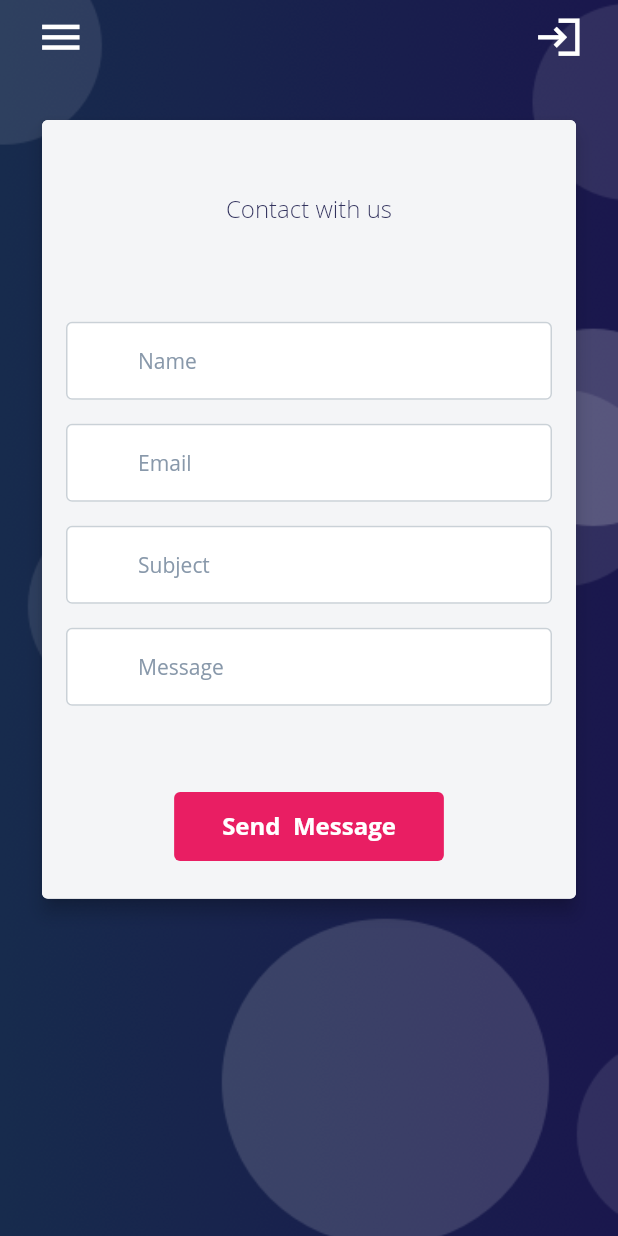
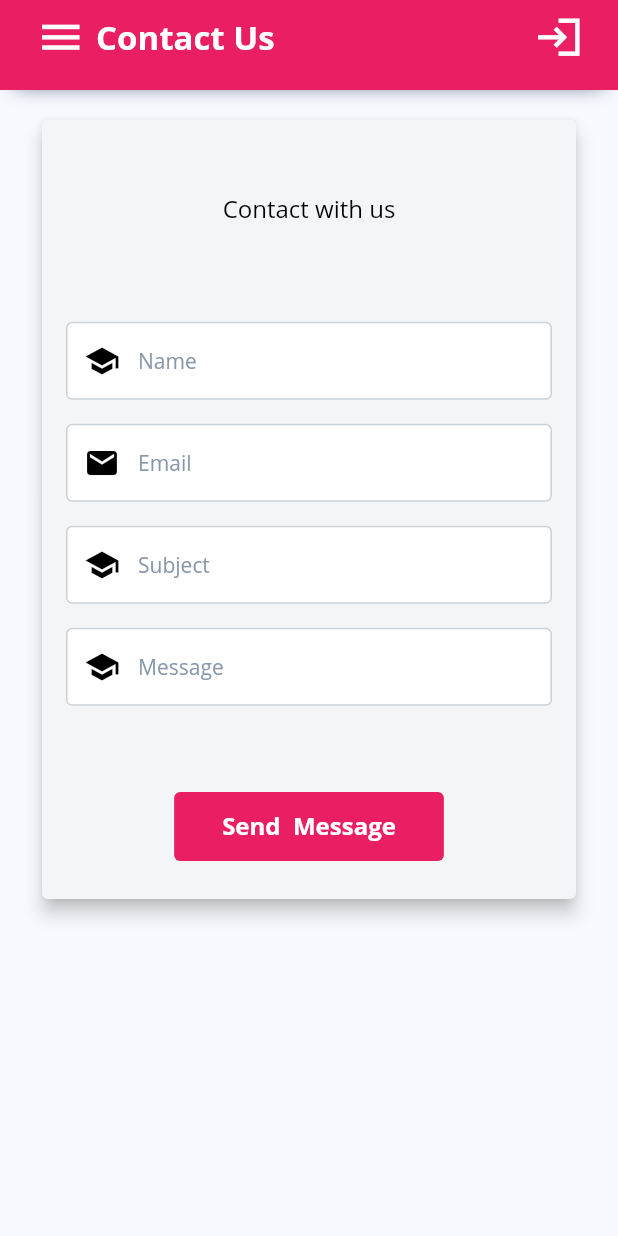
Before and after one commit to sriramcraz/tamilsangam, a Flutter app: the Contactus screen opened by its route, on a phone screen of 412 x 824 dp. Run offline on Flutter 3.47's test engine with Material 2 defaults, Android fonts, the phone set to English and light mode, and no system bars; our stand-ins replace carousel_slider, cloud_firestore, firebase_core, flutter_screenutil, font_awesome_flutter, mvc_pattern and 1 more; accounts and stored records are empty.

Commit message:
changes in drawer menus and i have add some assets images

```diff
--- a/lib/screens/contactus.dart
+++ b/lib/screens/contactus.dart
@@ -23,17 +23,22 @@ class _ContactusState extends State<Contactus> {
   @override
   Widget build(BuildContext context) {
     return Scaffold(
-        appBar: Navbar(transparent: true, title: ""),
-        extendBodyBehindAppBar: true,
+        // appBar: Navbar(transparent: true, title: ""),
+        // extendBodyBehindAppBar: true,
+        appBar: Navbar(
+          title: "Contact Us",
+          rightOptions: true,
+        ),
+        backgroundColor: ArgonColors.bgColorScreen,
         drawer: ArgonDrawer(currentPage: "contactus"),
         body: Stack(
           children: [
-            Container(
-              decoration: BoxDecoration(
-                  image: DecorationImage(
-                      image: AssetImage("assets/img/register-bg.png"),
-                      fit: BoxFit.cover)),
-            ),
+            // Container(
+            //   decoration: BoxDecoration(
+            //       image: DecorationImage(
+            //           image: AssetImage("assets/img/register-bg.png"),
+            //           fit: BoxFit.cover)),
+            // ),
             SafeArea(
               child: ListView(children: [
                 Padding(
@@ -65,8 +70,9 @@ class _ContactusState extends State<Contactus> {
                                         child: Center(
                                           child: Text("Contact with us",
                                               style: TextStyle(
-                                                  color: ArgonColors.text,
-                                                  fontWeight: FontWeight.w200,
+                                                  // color: ArgonColors.t ext,
+                                                  color: ArgonColors.black,
+                                                  fontWeight: FontWeight.w500,
                                                   fontSize: 16)),
                                         ),
                                       ),
@@ -78,27 +84,39 @@ class _ContactusState extends State<Contactus> {
                                             padding: const EdgeInsets.all(8.0),
                                             child: Input(
                                               placeholder: "Name",
-                                              prefixIcon: Icon(Icons.school),
+                                              prefixIcon: Icon(
+                                                Icons.school,
+                                                color: ArgonColors.black,
+                                              ),
                                             ),
                                           ),
                                           Padding(
                                             padding: const EdgeInsets.all(8.0),
                                             child: Input(
                                                 placeholder: "Email",
-                                                prefixIcon: Icon(Icons.email)),
+                                                prefixIcon: Icon(
+                                                  Icons.email,
+                                                  color: ArgonColors.black,
+                                                )),
                                           ),
                                           Padding(
                                             padding: const EdgeInsets.all(8.0),
                                             child: Input(
                                               placeholder: "Subject",
-                                              prefixIcon: Icon(Icons.school),
+                                              prefixIcon: Icon(
+                                                Icons.school,
+                                                color: ArgonColors.black,
+                                              ),
                                             ),
                                           ),
                                           Padding(
                                             padding: const EdgeInsets.all(8.0),
                                             child: Input(
                                               placeholder: "Message",
-                                              prefixIcon: Icon(Icons.school),
+                                              prefixIcon: Icon(
+                                                Icons.school,
+                                                color: ArgonColors.black,
+                                              ),
                                             ),
                                           ),
                                         ],
```
